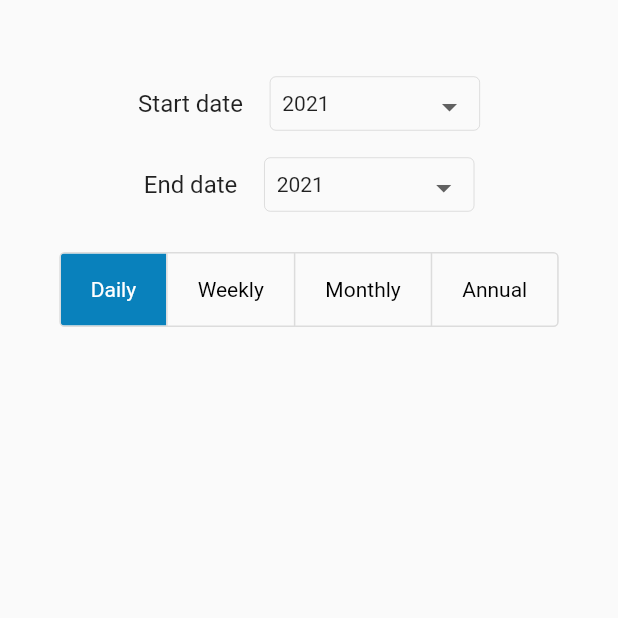
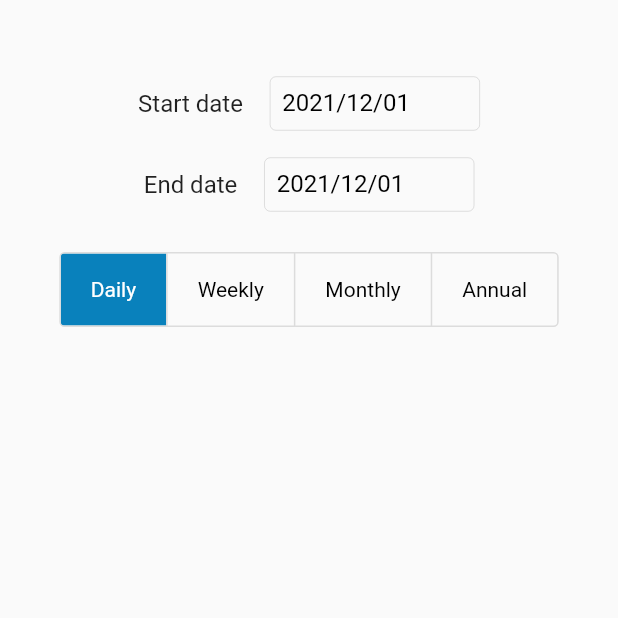
Before and after one commit to Amira-Ezz-149/my_sunshine, a Flutter app: the SunshineScreen screen opened directly, after a tap on "Daily", on a phone screen of 412 x 824 dp, the top half of it. Run offline on Flutter 3.47's test engine with Material 2 defaults, Android fonts, the phone set to English and light mode, and no system bars.

```diff
--- a/lib/main.dart
+++ b/lib/main.dart
@@ -1,6 +1,5 @@
 import 'package:flutter/material.dart';
 import 'package:my_sunshine/model/screens_data.dart';
-import 'package:my_sunshine/screens/app_navigation.dart';
 import 'package:my_sunshine/screens/splash_screen.dart';
 import 'package:provider/provider.dart';
 
@@ -17,8 +16,8 @@ class MyApp extends StatelessWidget {
       child: MaterialApp(
         debugShowCheckedModeBanner: false,
         theme: ThemeData(
-          // primarySwatch: Color(0xff0981BC),
-        ),
+            // primarySwatch: Color(0xff0981BC),
+            ),
         home: SplashScreen(),
       ),
     );
--- a/lib/screens/sunshine_screen.dart
+++ b/lib/screens/sunshine_screen.dart
@@ -10,7 +10,7 @@ class SunshineScreen extends StatefulWidget {
 
 class _SunshineScreenState extends State<SunshineScreen> {
   List<bool> isSelected = [true, false, false, false];
-  int index = 0;
+  int newIndex = 0;
 
   @override
   Widget build(BuildContext context) {
@@ -47,7 +47,9 @@ class _SunshineScreenState extends State<SunshineScreen> {
                         border: Border.all(color: Colors.black26, width: 0.3),
                         borderRadius: BorderRadius.circular(4),
                       ),
-                      child: index == 0 ? DatePickerWidget() : DropdownWidget(),
+                      child: isSelected[newIndex] == true
+                          ? DatePickerWidget()
+                          : DropdownWidget(),
                     ),
                   ],
                 ),
@@ -75,7 +77,9 @@ class _SunshineScreenState extends State<SunshineScreen> {
                         border: Border.all(color: Colors.black26, width: 0.3),
                         borderRadius: BorderRadius.circular(4),
                       ),
-                      child: index == 0 ? DatePickerWidget() : DropdownWidget(),
+                      child: isSelected[newIndex] == true
+                          ? DatePickerWidget()
+                          : DropdownWidget(),
                     ),
                   ],
                 ),
@@ -110,9 +114,11 @@ class _SunshineScreenState extends State<SunshineScreen> {
                           child: Text('Annual', style: TextStyle(fontSize: 14)),
                         ),
                       ],
-                      onPressed: (int newIndex) {
+                      onPressed: (newIndex) {
                         setState(() {
-                          for (index = 0; index < isSelected.length; index++) {
+                          for (int index = 0;
+                              index < isSelected.length;
+                              index++) {
                             if (index == newIndex) {
                               isSelected[index] = true;
                             } else {
@@ -127,7 +133,6 @@ class _SunshineScreenState extends State<SunshineScreen> {
                 SizedBox(
                   height: 27.0,
                 ),
-
               ],
             ),
           ),
```
